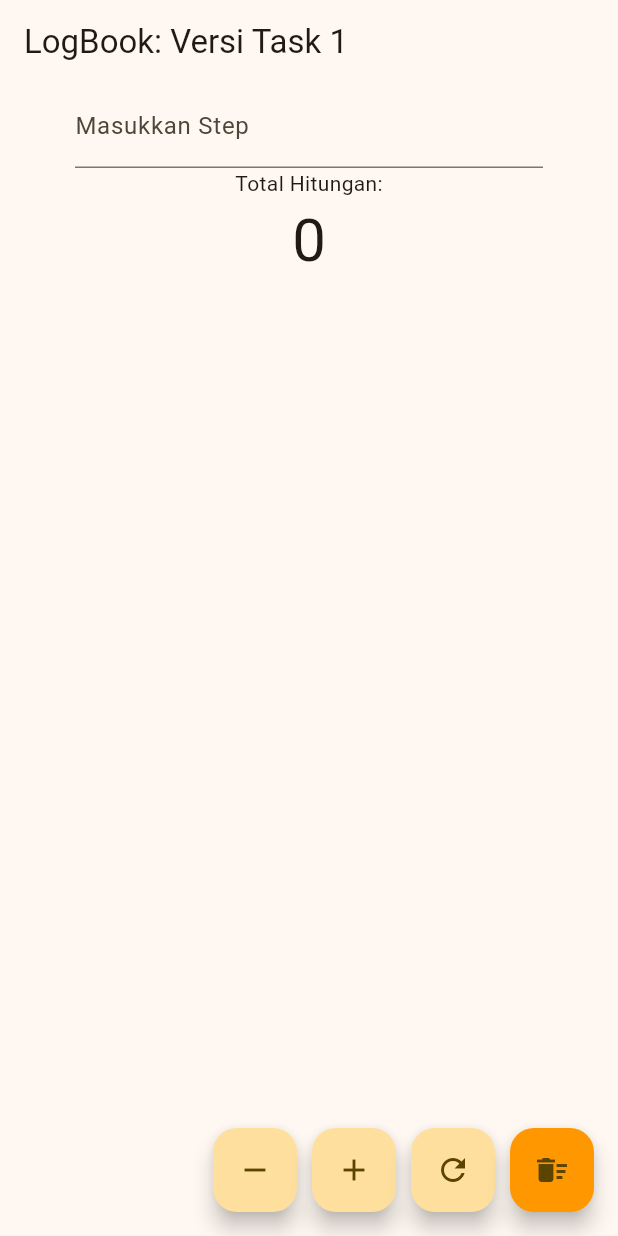
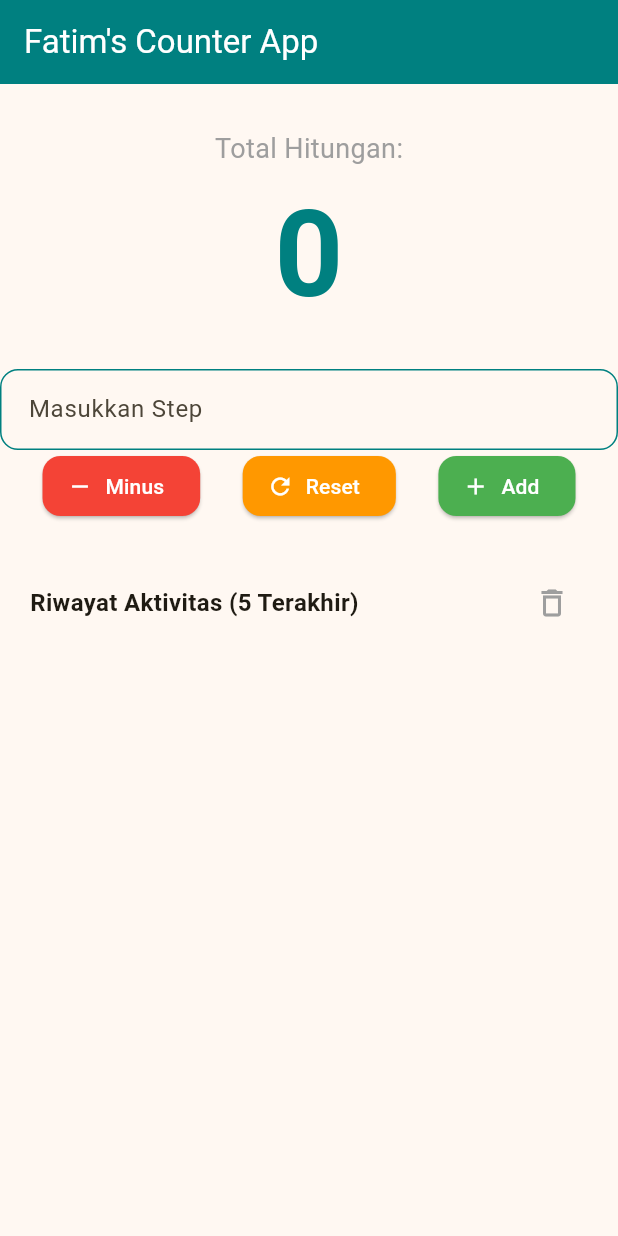
Before and after one commit to ftmhhwwa/logbook_app_074, a Flutter app: the screen it shows after launch, on a phone screen of 412 x 824 dp. Run offline on Flutter 3.47's test engine with Material 3 defaults, Android fonts, the phone set to English and light mode, and no system bars.

Commit message:
UI Polishing
mempercantik ui polishing sekalian nambahin ux improvement

```diff
--- a/lib/counter_controller.dart
+++ b/lib/counter_controller.dart
@@ -34,7 +34,7 @@ class CounterController {
     _addLog("Counter direset menjadi 0 pada jam ${_getTime()}"); // Simpan riwayat
   }
 
-  void resetHistory() {
+  void clearHistory() {
     _history.clear(); // Menghapus isi List
     _addLog("Riwayat berhasil dibersihkan");
   }
--- a/lib/counter_view.dart
+++ b/lib/counter_view.dart
@@ -8,6 +8,7 @@ class CounterView extends StatefulWidget {
 }
 
 class _CounterViewState extends State<CounterView> {
+  final CounterController _controller = CounterController();
 
   void _showResetConfirmation() {
     showDialog(
@@ -15,10 +16,13 @@ showDialog(
       builder: (BuildContext context) {
         return AlertDialog(
           title: const Text("Konfirmasi Reset"),
-      content: const Text("Apakah Anda yakin ingin menghapus seluruh hitungan?"),
+          content: const Text(
+            "Apakah Anda yakin ingin menghapus seluruh hitungan?",
+          ),
           actions: [
             TextButton(
-          onPressed: () => Navigator.pop(context), // Menutup dialog tanpa reset
+              onPressed: () =>
+                  Navigator.pop(context), // Menutup dialog tanpa reset
               child: const Text("Batal"),
             ),
             TextButton(
@@ -29,7 +33,45 @@ showDialog(
                 Navigator.pop(context); // Menutup dialog
                 _showSuccessSnackBar(); // Memanggil SnackBar sukses
               },
-          child: const Text("Ya, Hapus", style: TextStyle(color: Colors.red)),
+              child: const Text(
+                "Ya, Hapus",
+                style: TextStyle(color: Colors.red),
+              ),
+            ),
+          ],
+        );
+      },
+    );
+  }
+
+  void _showDeleteConfirmation() {
+    showDialog(
+      context: context,
+      builder: (BuildContext context) {
+        return AlertDialog(
+          title: const Text("Konfirmasi Hapus Data"),
+
+          content: const Text(
+            "Apakah Anda yakin ingin menghapus seluruh riwayat?",
+          ),
+          actions: [
+            TextButton(
+              onPressed: () =>
+                  Navigator.pop(context), // Menutup dialog tanpa reset
+              child: const Text("Batal"),
+            ),
+            TextButton(
+              onPressed: () {
+                setState(() {
+                  _controller.reset(); // Memanggil logika reset di controller
+                });
+                Navigator.pop(context); // Menutup dialog
+                _showDeleteSnackBar(); // Memanggil SnackBar sukses
+              },
+              child: const Text(
+                "Ya, Hapus",
+                style: TextStyle(color: Colors.red),
+              ),
             ),
           ],
         );
@@ -47,91 +89,189 @@ void _showSuccessSnackBar() {
     );
   }
 
-  final CounterController _controller = CounterController();
+    void  _showDeleteSnackBar() {
+      setState(() {
+        _controller.clearHistory();
+      });
+    ScaffoldMessenger.of(context).showSnackBar(
+      const SnackBar(
+        content: Text("Riwayat berhasil dihapus!"),
+        backgroundColor: Colors.green,
+        duration: Duration(seconds: 2),
+      ),
+    );
+  }
 
   @override
   Widget build(BuildContext context) {
     return Scaffold(
-      appBar: AppBar(title: const Text("LogBook: Versi Task 1")),
-      body: Center(
-        child: Column(
-          mainAxisAlignment: MainAxisAlignment.center,
+      appBar: AppBar(
+        title: const Text("Fatim's Counter App"),
+        backgroundColor: const Color(0xFF008080),
+        foregroundColor: Colors.white,
+      ),
+      body: Column(
         children: [
+          const SizedBox(height: 30),
+          // Bagian Display Angka Utama
+          const Text(
+            "Total Hitungan:",
+            style: TextStyle(fontSize: 18, color: Colors.grey),
+          ),
+          Text(
+            '${_controller.value}',
+            style: const TextStyle(
+              fontSize: 80,
+              fontWeight: FontWeight.bold,
+              color: Color(0xFF008080),
+            ),
+          ),
+
           //Input Step
           Padding(
-              padding: const EdgeInsets.symmetric(horizontal: 50),
-              child: TextField(
+            padding: const EdgeInsets.symmetric(vertical: 20),
+            child: Column(
+              children: [
+                TextField(
                   keyboardType: TextInputType.number,
-                decoration: const InputDecoration(labelText: "Masukkan Step"),
+                  decoration: InputDecoration(
+                    hintText: 'Set Increment/Decrement step',
+                    labelText: "Masukkan Step",
+                    enabledBorder: OutlineInputBorder(
+                      borderRadius: BorderRadius.circular(12),
+                      borderSide: BorderSide(color: Color(0xFF008080)),
+                    ),
+                    focusedBorder: OutlineInputBorder(
+                      borderRadius: BorderRadius.circular(12),
+                      borderSide: BorderSide(
+                        color: Color(0xFF008080),
+                        width: 2,
+                      ),
+                    ),
+                    contentPadding: const EdgeInsets.symmetric(
+                      horizontal: 15,
+                      vertical: 15,
+                    ),
+                  ),
                   onChanged: (value) =>
                       _controller.setStep(int.tryParse(value) ?? 1),
                 ),
-            ),
-            const Text("Total Hitungan:"),
-            Text('${_controller.value}', style: const TextStyle(fontSize: 40)),
-            Expanded(
-              child: ListView.builder(
-                shrinkWrap: true, // Agar list tidak mengambil semua ruang jika data sedikit
-                itemCount: _controller.history.length, // Mengambil jumlah data dari controller
-                itemBuilder: (context, index) {
-                  return ListTile(
-                    leading: const Icon(Icons.history),
-                    title: Text(_controller.history[index]), // Menampilkan teks riwayat
-                  );
-                },
-              ),
-            )
-          ],
-        ),
-      ),
-      //tombol tambah dan kurang
-      floatingActionButton: Row(
-        mainAxisAlignment: MainAxisAlignment.end,
+                Row(
+                  mainAxisAlignment: MainAxisAlignment.spaceEvenly,
                   children: [
-          FloatingActionButton(
+                    // Tombol Minus (Merah)
+                    ElevatedButton.icon(
                       onPressed: () {
-              // Cek hasil fungsi decrement dari controller
                         bool isSuccess = _controller.decrement();
-
                         if (isSuccess) {
-                // Jika berhasil, perbarui tampilan
                           setState(() {});
                         } else {
-                // Jika gagal (hasil akan minus), tampilkan SnackBar
                           ScaffoldMessenger.of(context).showSnackBar(
                             const SnackBar(
-                    content: Text("Gagal: Nilai tidak boleh kurang dari 0!"),
+                              content: Text(
+                                "Gagal: Nilai tidak boleh kurang dari 0!",
+                              ),
                               backgroundColor: Colors.red,
-                    duration: Duration(seconds: 2),
                             ),
                           );
                         }
                       },
-            child: const Icon(Icons.remove),
+                      icon: const Icon(Icons.remove, color: Colors.white),
+                      label: const Text(
+                        "Minus",
+                        style: TextStyle(color: Colors.white),
                       ),
-          const SizedBox(width: 10),
-          FloatingActionButton(
+                      style: ElevatedButton.styleFrom(
+                        backgroundColor: Colors.red,
+                        foregroundColor: Colors.white,
+                        shape: RoundedRectangleBorder(
+                          borderRadius: BorderRadius.circular(12),
+                        ),
+                      ),
+                    ),
+
+                    // Tombol Reset (Oranye)
+                    ElevatedButton.icon(
+                      onPressed: _showResetConfirmation,
+                      icon: const Icon(Icons.refresh, color: Colors.white),
+                      label: const Text(
+                        "Reset",
+                        style: TextStyle(color: Colors.white),
+                      ),
+                      style: ElevatedButton.styleFrom(
+                        backgroundColor: Colors.orange,
+                        foregroundColor: Colors.white,
+                        shape: RoundedRectangleBorder(
+                          borderRadius: BorderRadius.circular(12),
+                        ),
+                      ),
+                    ),
+
+                    // Tombol Tambah (Hijau)
+                    ElevatedButton.icon(
                       onPressed: () => setState(() => _controller.increment()),
-            child: const Icon(Icons.add),
+                      icon: const Icon(Icons.add, color: Colors.white),
+                      label: const Text(
+                        "Add",
+                        style: TextStyle(color: Colors.white),
                       ),
-          const SizedBox(width: 10),
-          FloatingActionButton(
-            onPressed: _showResetConfirmation,
-            child: const Icon(Icons.refresh),
+                      style: ElevatedButton.styleFrom(
+                        backgroundColor: Colors.green,
+                        foregroundColor: Colors.white,
+                        shape: RoundedRectangleBorder(
+                          borderRadius: BorderRadius.circular(12),
                         ),
-          const SizedBox(width: 10),
-          FloatingActionButton(
-            onPressed: () {
-              setState(() {
-                _controller.resetHistory(); // Memanggil fungsi reset khusus riwayat
-              });
-              // Tambahkan SnackBar sesuai standar UX Modul 1
-              ScaffoldMessenger.of(context).showSnackBar(
-                const SnackBar(content: Text("Riwayat dibersihkan!")),
+                      ),
+                    ),
+                  ],
+                ),
+              ],
+            ),
+          ),
+
+          Padding(
+            padding: const EdgeInsets.symmetric(horizontal: 20, vertical: 10),
+            child: Row(
+              mainAxisAlignment: MainAxisAlignment.spaceBetween,
+              children: [
+                const Text(
+                  "Riwayat Aktivitas (5 Terakhir)",
+                  style: TextStyle(fontWeight: FontWeight.bold, fontSize: 16),
+                ),
+                IconButton(
+                  onPressed: _showDeleteConfirmation,
+                  icon: const Icon(Icons.delete_outline, color: Colors.grey),
+                  tooltip: "Hapus Riwayat",
+                ),
+              ],
+            ),
+          ),
+
+          // Daftar Riwayat (5 Terbaru) [cite: 33, 95, 356]
+          Expanded(
+            child: ListView.builder(
+              padding: const EdgeInsets.symmetric(horizontal: 10),
+              itemCount: _controller.history.length,
+              itemBuilder: (context, index) {
+                return ListTile(
+                  leading: const Icon(
+                    Icons.access_time,
+                    color: Colors.blueGrey,
+                  ),
+                  title: Text(
+                    _controller.history[index],
+                    style: const TextStyle(fontSize: 13),
+                  ),
+                  trailing: Text(
+                    "Total: ${_controller.value}",
+                    style: const TextStyle(
+                      color: Colors.green,
+                      fontWeight: FontWeight.bold,
+                    ),
+                  ),
                 );
               },
-            backgroundColor: Colors.orange,
-            child: const Icon(Icons.delete_sweep),
+            ),
           ),
         ],
       ),
```
Lines whose indentation alone changed are shown as unchanged.
